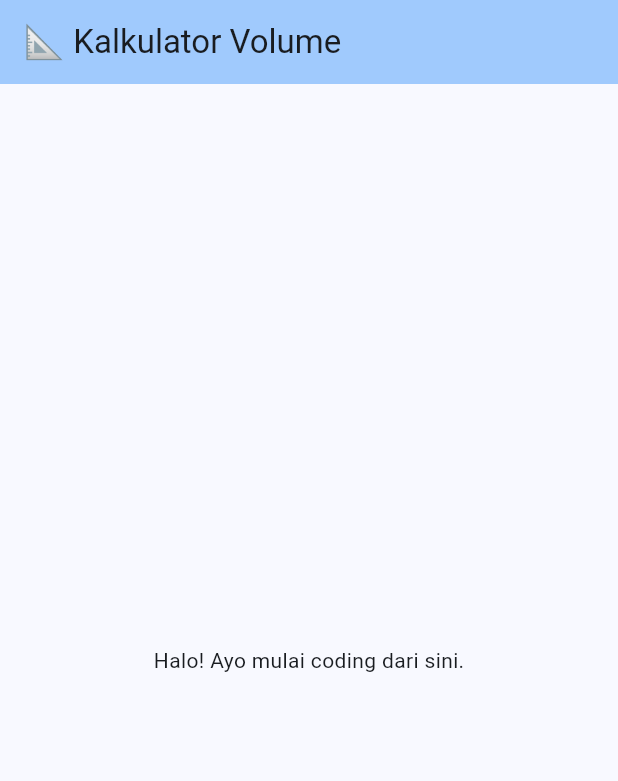
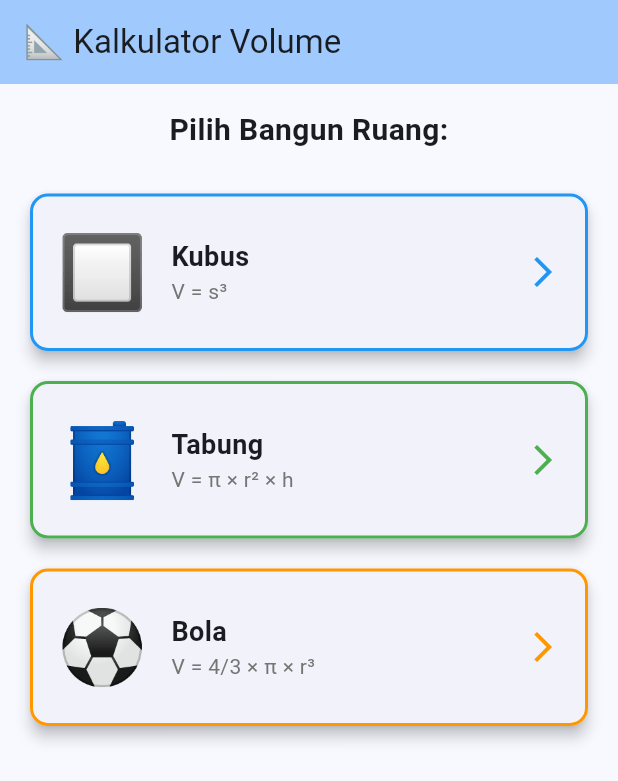
Before and after one commit to LatifWithoutH/volume_calculator-for_geometry-, a Flutter app: the screen it shows after launch, on a phone screen of 412 x 824 dp. Shown: the top 781 px of the screen. Run offline on Flutter 3.47's test engine with Material 3 defaults, Android fonts, the phone set to English and light mode, and no system bars.

Commit message:
Step 2: Menambahkan UI daftar pilihan bangun ruang dengan Card

```diff
--- a/lib/main.dart
+++ b/lib/main.dart
@@ -20,6 +20,7 @@ class VolumeApp extends StatelessWidget {
   }
 }
 
+
 class HomePage extends StatelessWidget {
   const HomePage({super.key});
 
@@ -30,8 +31,78 @@ class HomePage extends StatelessWidget {
         title: const Text('📐 Kalkulator Volume'),
         backgroundColor: Theme.of(context).colorScheme.inversePrimary,
       ),
-      body: const Center(
-        child: Text('Halo! Ayo mulai coding dari sini.'),
+      body: Padding(
+        padding: const EdgeInsets.all(16.0),
+        child: Column(
+          crossAxisAlignment: CrossAxisAlignment.stretch,
+          children: [
+            const Text(
+              'Pilih Bangun Ruang:',
+              style: TextStyle(fontSize: 20, fontWeight: FontWeight.bold),
+              textAlign: TextAlign.center,
+            ),
+            const SizedBox(height: 24),
+
+            // Card Kubus
+            _buildShapeCard(
+              emoji: '🔲', title: 'Kubus', subtitle: 'V = s³', color: Colors.blue,
+              onTap: () => print('Kubus ditekan'),
+            ),
+            const SizedBox(height: 12),
+
+            // Card Tabung
+            _buildShapeCard(
+              emoji: '🛢️', title: 'Tabung', subtitle: 'V = π × r² × h', color: Colors.green,
+              onTap: () => print('Tabung ditekan'),
+            ),
+            const SizedBox(height: 12),
+
+            // Card Bola
+            _buildShapeCard(
+              emoji: '⚽', title: 'Bola', subtitle: 'V = 4/3 × π × r³', color: Colors.orange,
+              onTap: () => print('Bola ditekan'),
+            ),
+          ],
+        ),
+      ),
+    );
+  }
+
+  Widget _buildShapeCard({
+    required String emoji,
+    required String title,
+    required String subtitle,
+    required Color color,
+    required VoidCallback onTap,
+  }) {
+    return Card(
+      elevation: 4,
+      child: InkWell(
+        onTap: onTap,
+        borderRadius: BorderRadius.circular(12),
+        child: Container(
+          padding: const EdgeInsets.all(16),
+          decoration: BoxDecoration(
+            borderRadius: BorderRadius.circular(12),
+            border: Border.all(color: color, width: 2),
+          ),
+          child: Row(
+            children: [
+              Text(emoji, style: const TextStyle(fontSize: 48)),
+              const SizedBox(width: 16),
+              Expanded(
+                child: Column(
+                  crossAxisAlignment: CrossAxisAlignment.start,
+                  children: [
+                    Text(title, style: const TextStyle(fontSize: 18, fontWeight: FontWeight.bold)),
+                    Text(subtitle, style: TextStyle(fontSize: 14, color: Colors.grey[600])),
+                  ],
+                ),
+              ),
+              Icon(Icons.arrow_forward_ios, color: color),
+            ],
+          ),
+        ),
       ),
     );
   }
```
